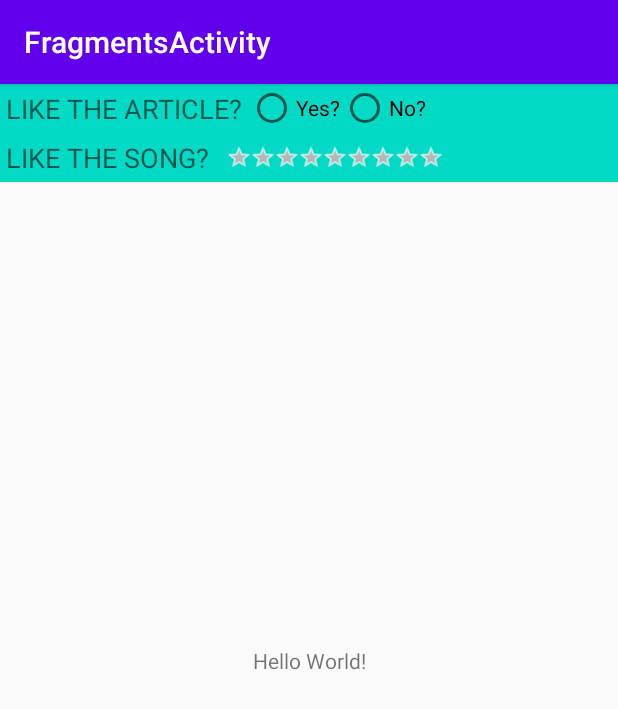
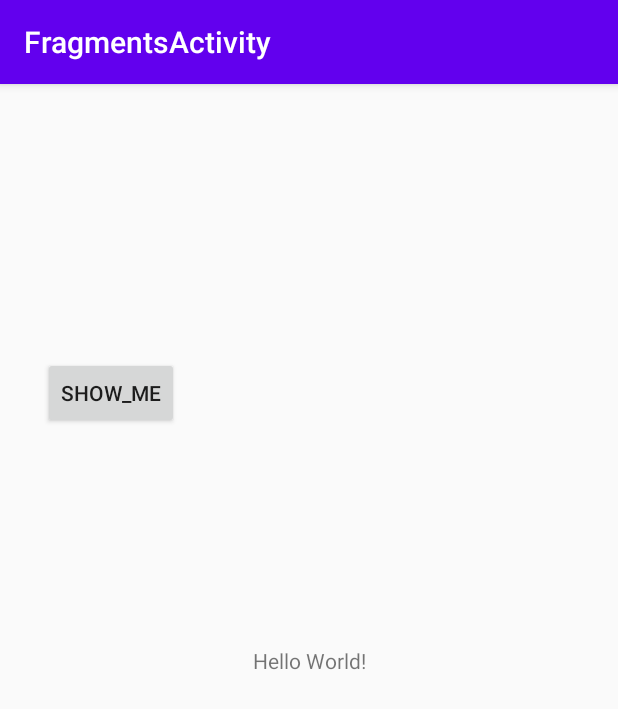
Before and after one commit to LTRIPLEY27/M08_EAC3_Exercises1_Fragments_Master_Detail, an Android app: the screen it shows after launch (MainActivity), on a phone screen of 412 x 824 dp. Shown: the top 709 px of the screen. Run offline under Robolectric (Android 15) with nearby library versions, the phone set to English and light mode, and no system bars.

Commit message:
add dinamics fragment

```diff
--- a/app/src/main/java/isabelcalzadilla/ioc/fragmentsactivity/FirtsFragment.java
+++ b/app/src/main/java/isabelcalzadilla/ioc/fragmentsactivity/FirtsFragment.java
@@ -60,4 +60,10 @@ public class FirtsFragment extends Fragment {
                 });
         return rootie;
     }
+
+    // CÓDIGO PARA ADHERIR MULTIPLES FRAGMENTS, SE DEBE DE NECESARIAMENTE CREAR NUEVAS INSTANCIAS
+
+    public static FirtsFragment neoFragment(){
+        return new FirtsFragment();
+    }
 }
--- a/app/src/main/java/isabelcalzadilla/ioc/fragmentsactivity/MainActivity.java
+++ b/app/src/main/java/isabelcalzadilla/ioc/fragmentsactivity/MainActivity.java
@@ -1,13 +1,44 @@
 package isabelcalzadilla.ioc.fragmentsactivity;
 
+import android.support.v4.app.FragmentManager;
+import android.support.v4.app.FragmentTransaction;
 import android.support.v7.app.AppCompatActivity;
 import android.os.Bundle;
+import android.view.View;
+import android.widget.Button;
 
 public class MainActivity extends AppCompatActivity {
+
+    private Button show;
+    private boolean isShower = false;
 
     @Override
     protected void onCreate(Bundle savedInstanceState) {
         super.onCreate(savedInstanceState);
         setContentView(R.layout.activity_main);
+
+        show = findViewById(R.id.button_show);
+        show.setOnClickListener(new View.OnClickListener() {
+            @Override
+            public void onClick(View view) {
+                if(!isShower){
+                    displayFragment();
+                }
+            }
+        });
     }
+
+    public void displayFragment(){
+        FirtsFragment createdInstance = FirtsFragment.neoFragment();
+
+        // FRAGMENT MANAGER
+        FragmentManager manager = getSupportFragmentManager(); //método defecto
+        FragmentTransaction transaction = manager.beginTransaction();
+
+        transaction.add(R.id.fragment_container, createdInstance).addToBackStack(null).commit();
+
+        isShower = true;
+
+    }
+
 }
--- a/app/src/main/res/layout/activity_main.xml
+++ b/app/src/main/res/layout/activity_main.xml
@@ -15,9 +15,32 @@
         app:layout_constraintStart_toStartOf="parent"
         app:layout_constraintTop_toTopOf="parent" />
 
-    <!--INCRUSTACIÓN DEL FRAGMENT-->
-    <fragment
+    <!--INCRUSTACIÓN DEL FRAGMENT EJERCICIO 1: ÚNICO FRAGMENT-->
+    <!--<fragment
         android:id="@+id/fragment"
+        android:name="isabelcalzadilla.ioc.fragmentsactivity.FirtsFragment"
+        android:layout_width="0dp"
+        android:layout_height="wrap_content"
+        app:layout_constraintLeft_toLeftOf="parent"
+        app:layout_constraintRight_toRightOf="parent"
+        app:layout_constraintTop_toTopOf="parent"
+        tools:layout="@layout/fragment_simple" />-->
+
+    <!--PARA MÉTIPLES FRAGMENTS O DINÁMICOS, ES NECESARIO EL 'FrameLayout'-->
+    <Button
+        android:id="@+id/button_show"
+        android:layout_width="wrap_content"
+        android:layout_height="wrap_content"
+        android:text="@string/show_me"
+        app:layout_constraintBottom_toBottomOf="parent"
+        app:layout_constraintEnd_toEndOf="parent"
+        app:layout_constraintHorizontal_bias="0.09"
+        app:layout_constraintStart_toStartOf="parent"
+        app:layout_constraintTop_toTopOf="@+id/fragment_container"
+        app:layout_constraintVertical_bias="0.253" />
+
+    <FrameLayout
+        android:id="@+id/fragment_container"
         android:name="isabelcalzadilla.ioc.fragmentsactivity.FirtsFragment"
         android:layout_width="0dp"
         android:layout_height="wrap_content"
--- a/app/src/main/res/values/strings.xml
+++ b/app/src/main/res/values/strings.xml
@@ -8,5 +8,6 @@
     <string name="no">No?</string>
     <string name="yes_message">ARTICLE: Like</string>
     <string name="no_message">ARTICLE: Thanks</string>
+    <string name="show_me">show_me</string>
 
 </resources>
```
